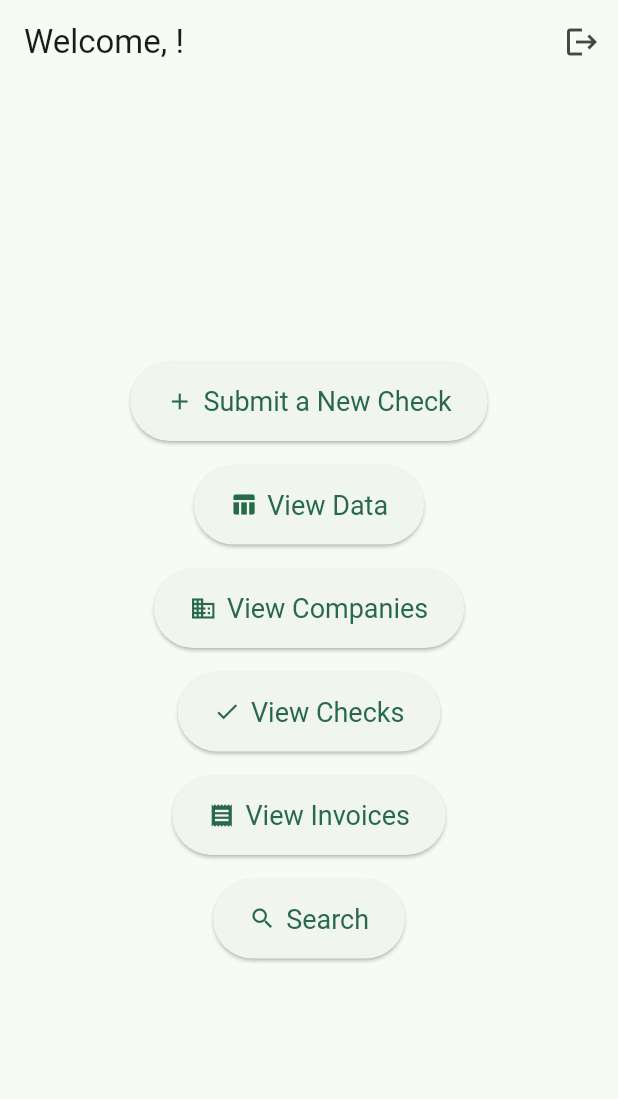
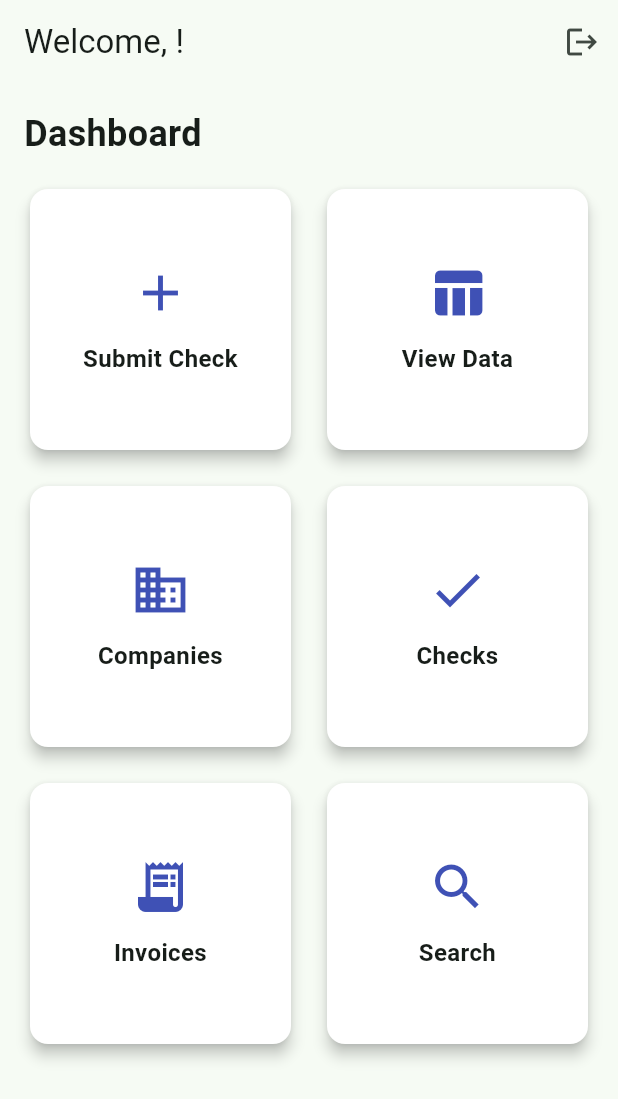
Before and after one commit to keigoomura/CameraApplication, a Flutter app: the HomeScreen screen opened directly with empty values, on a phone screen of 412 x 824 dp. Shown: the top 1099 px of the screen. Run offline on Flutter 3.47's test engine with Material 3 defaults, Android fonts, the phone set to English and light mode, and no system bars; our stand-ins replace camera, sqflite; accounts and stored records are empty.

Commit message:
improving UI for home screen

```diff
--- a/lib/views/home_screen.dart
+++ b/lib/views/home_screen.dart
@@ -40,129 +40,58 @@ class HomeScreen extends StatelessWidget {
         ],
       ),
 
-      body: Center(
-        child: Padding(
-          padding: const EdgeInsets.all(24),
+      body: Padding(
+        padding: const EdgeInsets.all(16.0),
+        child: Column(
+          crossAxisAlignment: CrossAxisAlignment.start,
+          children: [
+            const Text(
+              "Dashboard",
+              style: TextStyle(fontSize: 24, fontWeight: FontWeight.bold),
+            ),
+            const SizedBox(height: 16),
+            Expanded(
+              child: GridView.count(
+                crossAxisCount: 2,
+                mainAxisSpacing: 16,
+                crossAxisSpacing: 16,
+                children: [
+                  _buildDashboardCard(context, Icons.add, 'Submit Check', const SubmitFormPage()),
+                  _buildDashboardCard(context, Icons.table_chart, 'View Data', const ViewDataPage()),
+                  _buildDashboardCard(context, Icons.business, 'Companies', const CompaniesListPage()),
+                  _buildDashboardCard(context, Icons.check, 'Checks', const ChecksListPage()),
+                  _buildDashboardCard(context, Icons.receipt_long, 'Invoices', const InvoicesListPage()),
+                  _buildDashboardCard(context, Icons.search, 'Search', const SearchPage()),
+                  //_buildDashboardCard(context, Icons.person, 'Profile', ProfilePage(username: username)),
+                ],
+              ),
+            ),
+          ],
+        ),
+      ),
+    );
+  }
+}
+
+Widget _buildDashboardCard(BuildContext context, IconData icon, String title, Widget destinationPage) {
+    return GestureDetector(
+      onTap: () {
+        Navigator.push(context, MaterialPageRoute(builder: (_) => destinationPage));
+      },
+      child: Card(
+        elevation: 4,
+        shape: RoundedRectangleBorder(borderRadius: BorderRadius.circular(12)),
+        color: Colors.white,
+        child: Center(
           child: Column(
-            mainAxisAlignment: MainAxisAlignment.center,
+            mainAxisSize: MainAxisSize.min,
             children: [
-              // Add Invoice Form Button
-              ElevatedButton.icon(
-                onPressed: () {
-                  Navigator.push(
-                    context,
-                    MaterialPageRoute(
-                      builder: (context) => const SubmitFormPage(),
-                    ),
-                  );
-                },
-                icon: const Icon(Icons.add),
-                label: const Text('Submit a New Check'),
-                style: ElevatedButton.styleFrom(
-                  padding: const EdgeInsets.symmetric(horizontal: 24, vertical: 16),
-                  textStyle: const TextStyle(fontSize: 18),
-                ),
-              ),
-              const SizedBox(height: 16),
-
-              // Add View Tables Button
-              ElevatedButton.icon(
-                onPressed: () {
-                  Navigator.push(
-                    context,
-                    MaterialPageRoute(
-                      builder: (context) => const ViewDataPage(),
-                    ),
-                  );
-                },
-                icon: const Icon(Icons.table_chart),
-                label: const Text('View Data'),
-                style: ElevatedButton.styleFrom(
-                  padding: const EdgeInsets.symmetric(horizontal: 24, vertical: 16),
-                  textStyle: const TextStyle(fontSize: 18),
-                ),
-              ),
-              const SizedBox(height: 16),
-
-              // Add Companies List Button
-              ElevatedButton.icon(
-                onPressed: () {
-                  Navigator.push(
-                    context,
-                    MaterialPageRoute(
-                      builder: (context) => const CompaniesListPage(),
-                    ),
-                  );
-                },
-                icon: const Icon(Icons.business),
-                label: const Text('View Companies'),
-                style: ElevatedButton.styleFrom(
-                  padding: const EdgeInsets.symmetric(horizontal: 24, vertical: 16),
-                  textStyle: const TextStyle(fontSize: 18),
-                ),
-              ),
-
-              const SizedBox(height: 16),
-
-              // Add Checks List Button
-              ElevatedButton.icon(
-                onPressed: () {
-                  Navigator.push(
-                    context,
-                    MaterialPageRoute(
-                      builder: (context) => const ChecksListPage(),
-                    ),
-                  );
-                },
-                icon: const Icon(Icons.check),
-                label: const Text('View Checks'),
-                style: ElevatedButton.styleFrom(
-                  padding: const EdgeInsets.symmetric(horizontal: 24, vertical: 16),
-                  textStyle: const TextStyle(fontSize: 18),
-                ),
-              ),
-
-              const SizedBox(height: 16),
-              // Add Invoices List Button
-              ElevatedButton.icon(
-                onPressed: () {
-                  Navigator.push(
-                    context,
-                    MaterialPageRoute(
-                      builder: (context) => const InvoicesListPage(),
-                    ),
-                  );
-                },
-                icon: const Icon(Icons.receipt),
-                label: const Text('View Invoices'),
-                style: ElevatedButton.styleFrom(
-                  padding: const EdgeInsets.symmetric(horizontal: 24, vertical: 16),
-                  textStyle: const TextStyle(fontSize: 18),
-                ),
-              ),
-
-              const SizedBox(height: 16),
-              // Search Page Button
-              ElevatedButton.icon(
-                onPressed: () {
-                  Navigator.push(
-                    context,
-                    MaterialPageRoute(
-                      builder: (context) => const SearchPage(),
-                    ),
-                  );
-                },
-                icon: const Icon(Icons.search),
-                label: const Text('Search'),
-                style: ElevatedButton.styleFrom(
-                  padding: const EdgeInsets.symmetric(horizontal: 24, vertical: 16),
-                  textStyle: const TextStyle(fontSize: 18),
-                ),
-              ),
+              Icon(icon, size: 40, color: Colors.indigo),
+              const SizedBox(height: 12),
+              Text(title, textAlign: TextAlign.center, style: const TextStyle(fontSize: 16, fontWeight: FontWeight.w600)),
             ],
           ),
         ),
       ),
     );
   }
-}
```
